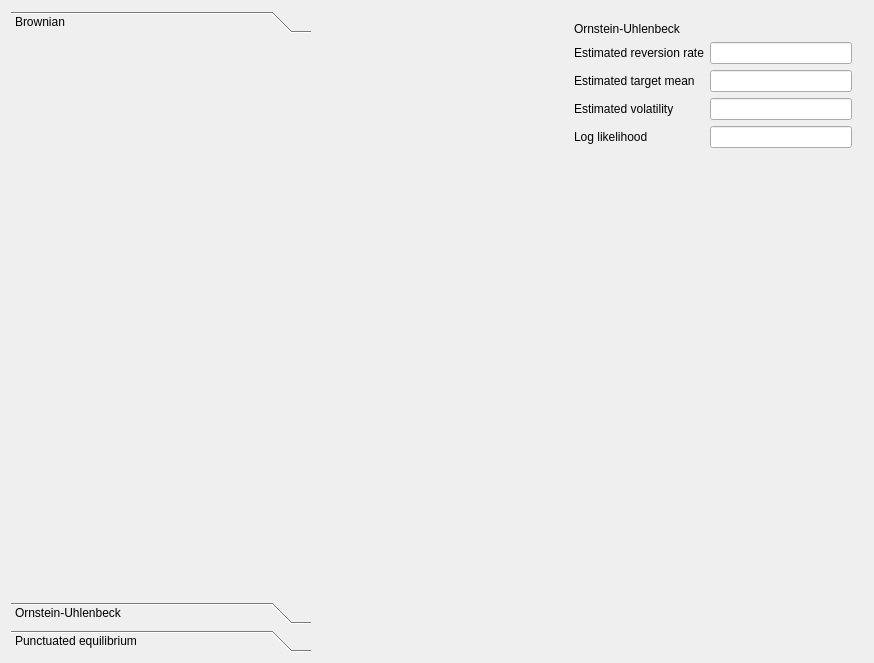
The window that Tools/ToolStochasticityInspector/qtstochasticityinspectormaindialog.ui (richelbilderbeek/ProjectRichelBilderbeek) describes before a commit, drawn with Qt 5.
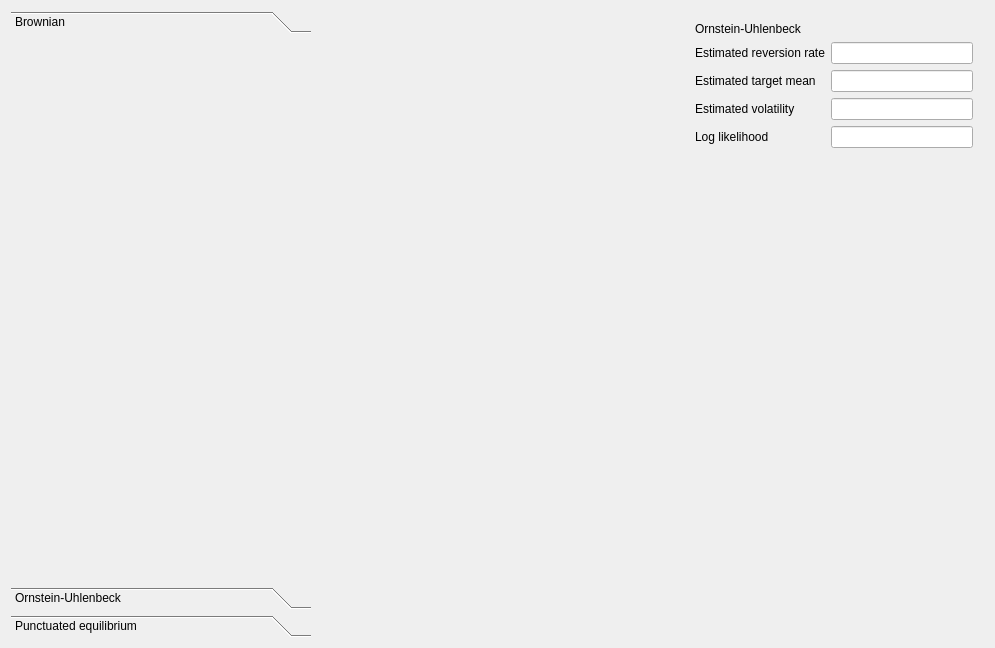
The same window after the commit. Custom widgets are drawn as their Qt base class.

The edit to the form file:
```diff
--- a/Tools/ToolStochasticityInspector/qtstochasticityinspectormaindialog.ui
+++ b/Tools/ToolStochasticityInspector/qtstochasticityinspectormaindialog.ui
@@ -6,8 +6,8 @@
    <rect>
     <x>0</x>
     <y>0</y>
-    <width>874</width>
-    <height>663</height>
+    <width>995</width>
+    <height>648</height>
    </rect>
   </property>
   <property name="windowTitle">
@@ -41,7 +41,7 @@
         <x>0</x>
         <y>0</y>
         <width>300</width>
-        <height>552</height>
+        <height>537</height>
        </rect>
       </property>
       <attribute name="label">
@@ -76,8 +76,18 @@
      </widget>
     </widget>
    </item>
-   <item row="0" column="3">
-    <widget class="QWidget" name="widget" native="true">
+   <item row="0" column="2">
+    <widget class="QwtPlot" name="plot" native="true">
+     <property name="sizePolicy">
+      <sizepolicy hsizetype="Preferred" vsizetype="Minimum">
+       <horstretch>10</horstretch>
+       <verstretch>3</verstretch>
+      </sizepolicy>
+     </property>
+    </widget>
+   </item>
+   <item row="0" column="4">
+    <widget class="QWidget" name="widget_max_likelihoods" native="true">
      <property name="sizePolicy">
       <sizepolicy hsizetype="Preferred" vsizetype="Preferred">
        <horstretch>1</horstretch>
@@ -170,6 +180,16 @@
      </layout>
     </widget>
    </item>
+   <item row="0" column="3">
+    <widget class="QWidget" name="widget_likelihoods" native="true">
+     <property name="sizePolicy">
+      <sizepolicy hsizetype="Preferred" vsizetype="Preferred">
+       <horstretch>1</horstretch>
+       <verstretch>0</verstretch>
+      </sizepolicy>
+     </property>
+    </widget>
+   </item>
   </layout>
  </widget>
  <layoutdefault spacing="6" margin="11"/>
```
Left out of the diff: 10 changed lines with no effect on the pictures.
